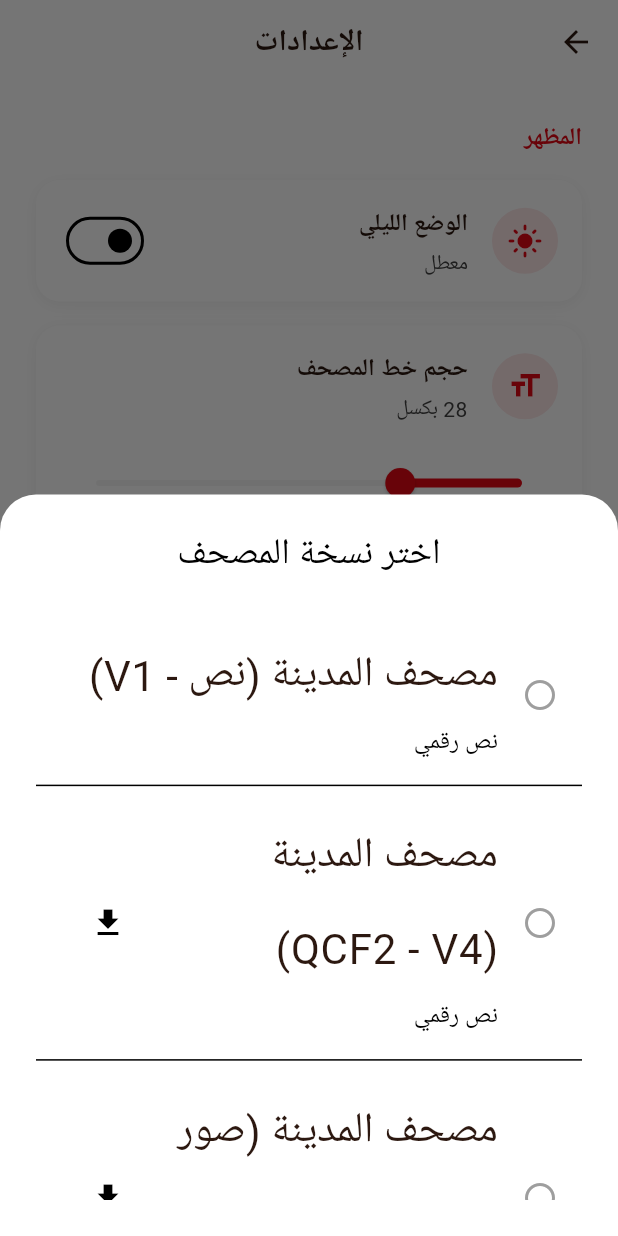
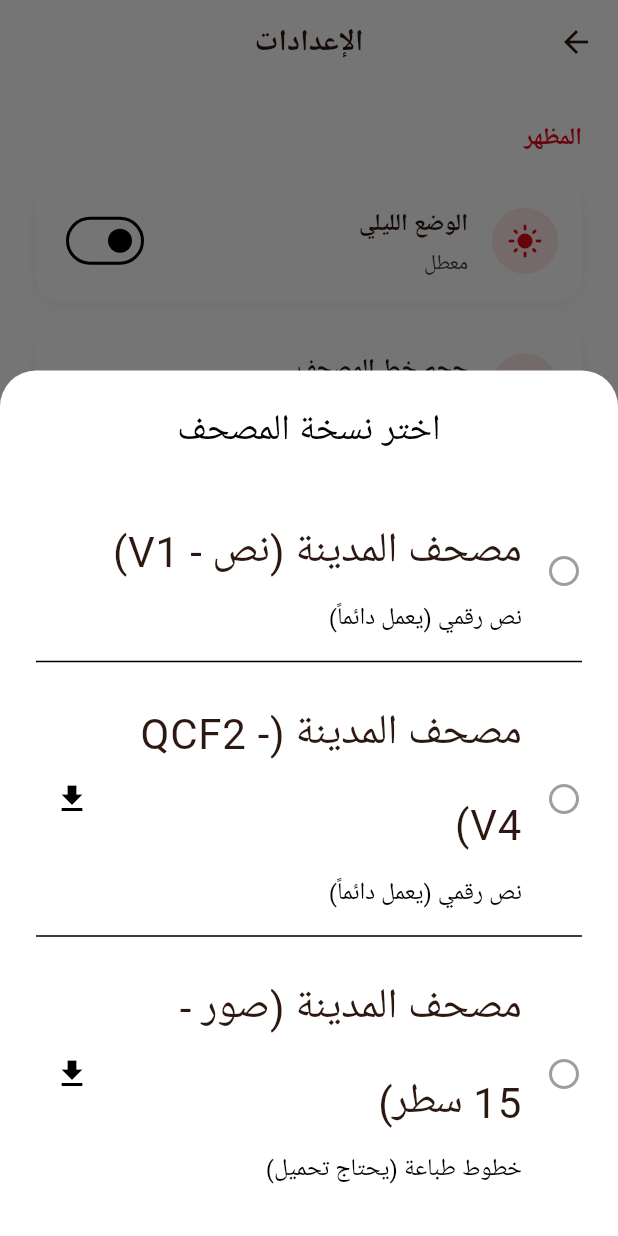
Before and after one commit to abdussalamw/mathani, a Flutter app: the SettingsScreen screen opened by its route, after a tap on "المصحف المختار", on a phone screen of 412 x 824 dp. Run offline on Flutter 3.47's test engine with Material 3 defaults, Android fonts, the phone set to English and light mode, and no system bars; our stand-ins replace dio, isar, just_audio; accounts and stored records are empty; generated files the repository leaves out were written again; network calls fail; Roboto replaces fonts that are missing (Amiri, Tajawal); project files that could hold a hidden picture were left out.

Commit message:
Fix mushaf picker layout issue

```diff
--- a/lib/screens/settings_screen.dart
+++ b/lib/screens/settings_screen.dart
@@ -332,27 +332,26 @@ class SettingsScreen extends StatelessWidget {
   void _showMushafPicker(BuildContext context, MushafMetadataProvider provider) {
     showModalBottomSheet(
       context: context,
-      isScrollControlled: true,
+      isScrollControlled: true, // Allows the sheet to take up more functionality
       shape: const RoundedRectangleBorder(
         borderRadius: BorderRadius.vertical(top: Radius.circular(24)),
       ),
-      builder: (context) => DraggableScrollableSheet(
-        initialChildSize: 0.6,
-        minChildSize: 0.4,
-        maxChildSize: 0.9,
-        expand: false,
-        builder: (context, scrollController) => Container(
+      builder: (context) => Container(
         padding: const EdgeInsets.all(24),
+        constraints: BoxConstraints(
+          maxHeight: MediaQuery.of(context).size.height * 0.75, // Cap height at 75%
+        ),
         child: Column(
+          mainAxisSize: MainAxisSize.min, // Wrap content height
           children: [
             Text(
               'اختر نسخة المصحف',
               style: Theme.of(context).textTheme.headlineSmall,
             ),
             const SizedBox(height: 24),
-              Expanded(
+            Flexible( // Allows ListView to scroll if content is too long
               child: ListView.separated(
-                  controller: scrollController,
+                shrinkWrap: true,
                 itemCount: provider.availableMushafs.length,
                 separatorBuilder: (_, __) => const Divider(),
                 itemBuilder: (context, index) {
@@ -365,6 +364,7 @@ class SettingsScreen extends StatelessWidget {
                   return Column(
                     children: [
                       ListTile(
+                        contentPadding: EdgeInsets.zero,
                         title: Text(
                           mushaf.nameArabic,
                           style: TextStyle(
@@ -372,7 +372,7 @@ class SettingsScreen extends StatelessWidget {
                             color: isSelected ? AppColors.primary : AppColors.darkBrown,
                           ),
                         ),
-                          subtitle: Text(mushaf.type.contains('font') ? 'نص رقمي' : 'صور بجودة عالية'),
+                        subtitle: Text(mushaf.type.contains('font') ? 'نص رقمي (يعمل دائماً)' : 'خطوط طباعة (يحتاج تحميل)'),
                         leading: Icon(
                           isSelected ? Icons.check_circle : Icons.circle_outlined,
                           color: isSelected ? AppColors.primary : AppColors.greyMedium,
@@ -382,7 +382,7 @@ class SettingsScreen extends StatelessWidget {
                               ? SizedBox(
                                   width: 24,
                                   height: 24,
-                                    child: CircularProgressIndicator(value: provider.downloadProgress)
+                                  child: CircularProgressIndicator(value: provider.downloadProgress, strokeWidth: 2)
                                 )
                               : IconButton(
                                   icon: const Icon(Icons.download),
@@ -400,7 +400,7 @@ class SettingsScreen extends StatelessWidget {
                       ),
                       if (isDownloadingThis)
                         Padding(
-                            padding: const EdgeInsets.symmetric(horizontal: 16.0),
+                          padding: const EdgeInsets.symmetric(vertical: 8.0),
                           child: LinearProgressIndicator(value: provider.downloadProgress),
                         ),
                     ],
@@ -411,7 +411,6 @@ class SettingsScreen extends StatelessWidget {
           ],
         ),
       ),
-      ),
     );
   }
 }
```
Lines whose indentation alone changed are shown as unchanged.
